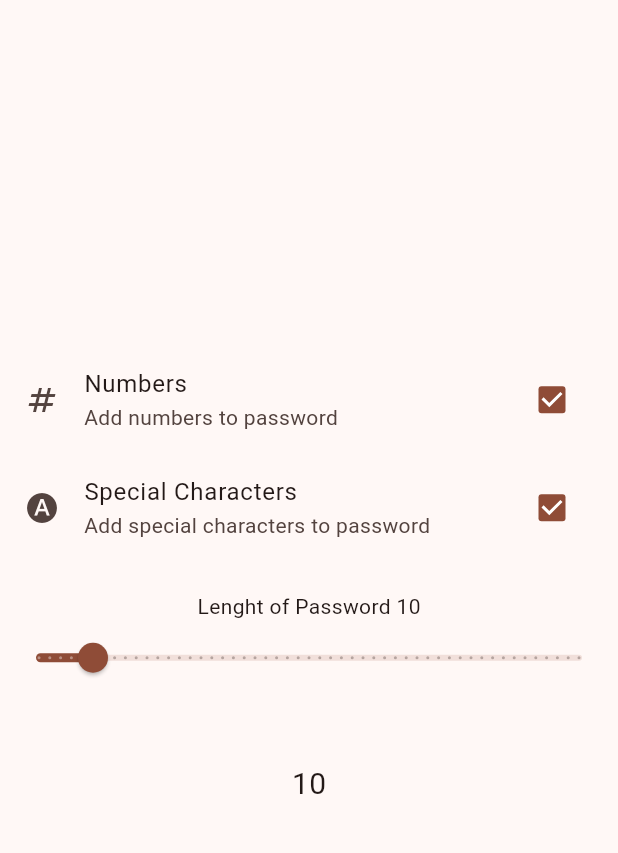
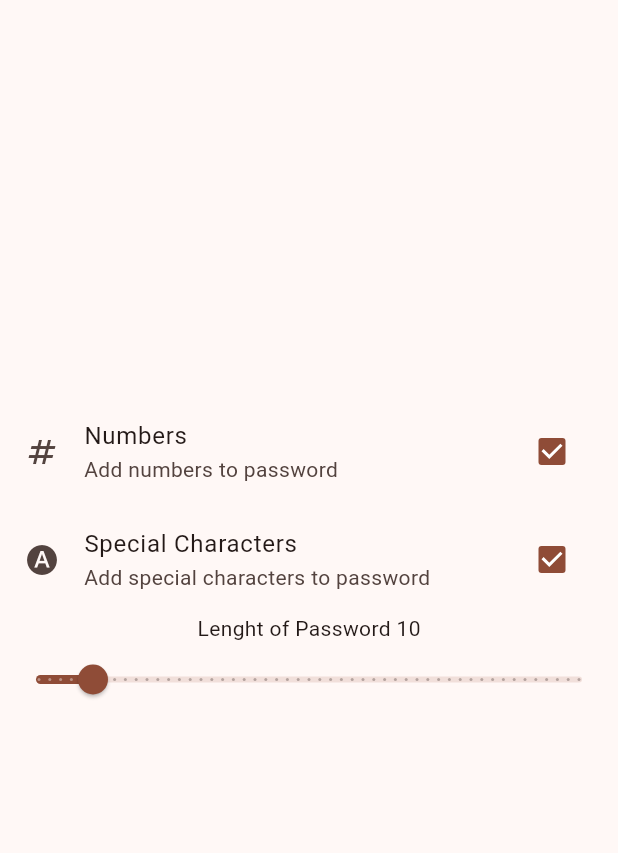
Before and after one commit to kavindus0/Password-Generator, a Flutter app: the screen it shows after launch, on a phone screen of 412 x 824 dp, the part 84-937 px from its top. Run offline on Flutter 3.47's test engine with Material 3 defaults, Android fonts, the light colour scheme and no system bars.

Commit message:
Solve Few Bugs related to Size Problem and FittedBox

```diff
--- a/lib/main.dart
+++ b/lib/main.dart
@@ -62,7 +62,6 @@ class _MyHomePageState extends State<MyHomePage> {
                 iconselect: const Icon(Icons.hdr_auto_sharp),
                 subtitle: 'Add special characters to password',
                 valueSelected: _special),
-            SizedBox.fromSize(size: const Size.fromHeight(20)),
             Text(
               'Lenght of Password ${valueForSlider.toInt()}',
             ),
@@ -79,18 +78,13 @@ class _MyHomePageState extends State<MyHomePage> {
                 });
               }),
             ),
-            Padding(
-              padding: const EdgeInsets.all(12.0),
-              child: FittedBox(
-                  fit: BoxFit.scaleDown,
-                  child: Text(
-                    password,
-                    style: const TextStyle(fontSize: 15.5),
-                  )),
-            ),
-            Text(
-              '${valueForSlider.toInt()}',
-              style: TextStyle(fontSize: 20),
+            FittedBox(
+              fit: BoxFit.fitWidth,
+              child: Text(
+                password,
+                style: TextStyle(fontSize: 18),
+                // style: const TextStyle(fontSize: 20.5),
+              ),
             ),
           ],
         ),
```
